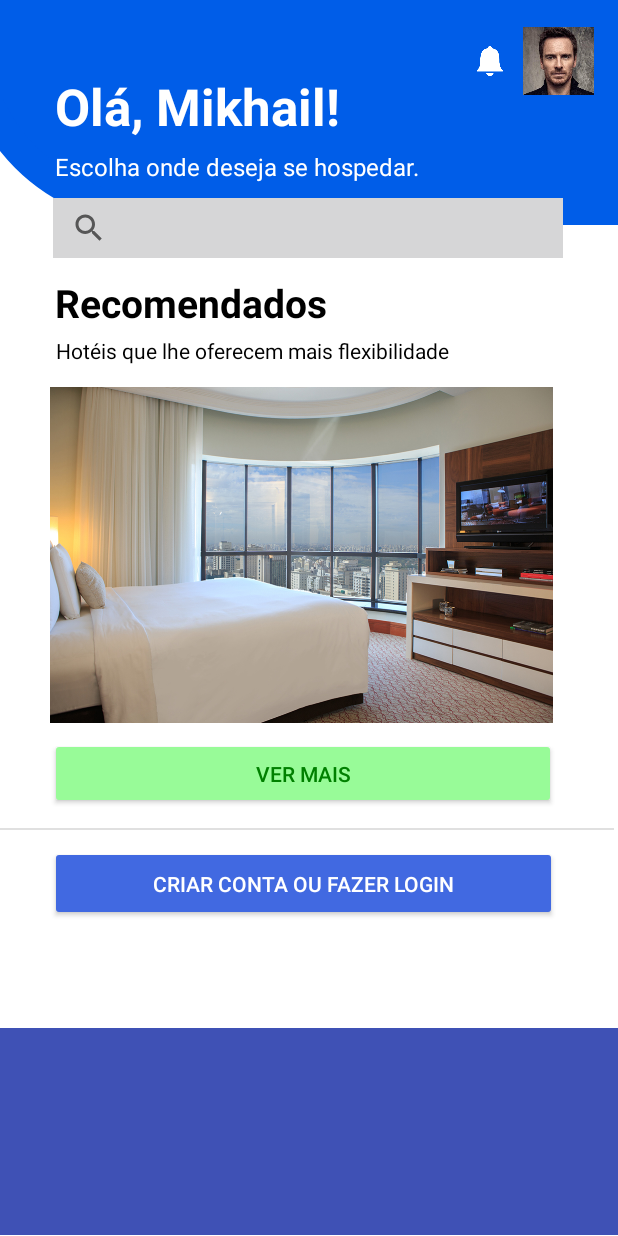
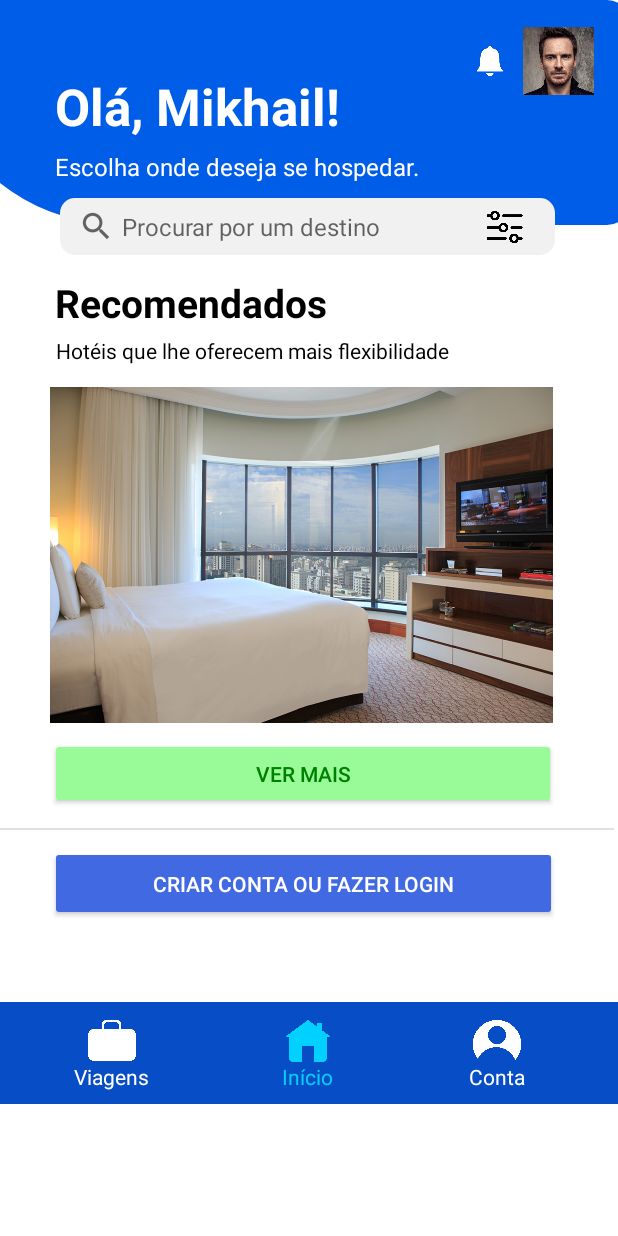
Before and after one commit to LucasBara-dising/ProjetoApp, an Android app: the layout activity_home.xml on its own in the app's theme, with its tools: preview values and no code run, on a phone screen of 412 x 824 dp. Run offline under Robolectric (Android 15) with nearby library versions, the phone set to English and light mode, and no system bars.

Commit message:
Criação da view e classe home.

```diff
--- a/app/src/main/java/com/example/projetoapp/Activity2.java
+++ b/app/src/main/java/com/example/projetoapp/Activity2.java
@@ -2,14 +2,18 @@ package com.example.projetoapp;
 
 import androidx.appcompat.app.AppCompatActivity;
 
+import android.content.Intent;
 import android.os.Bundle;
 import android.text.method.HideReturnsTransformationMethod;
 import android.text.method.PasswordTransformationMethod;
+import android.view.View;
+import android.widget.Button;
 import android.widget.CheckBox;
 import android.widget.CompoundButton;
 import android.widget.EditText;
 
 public class Activity2 extends AppCompatActivity {
+private Button BtnEntrar;
 
     EditText senha;
     CheckBox visibilidadeSenha;
@@ -31,5 +35,16 @@ public class Activity2 extends AppCompatActivity {
                 }
             }
         });
+            BtnEntrar=(Button) findViewById(R.id.BtnEntrar);
+            BtnEntrar.setOnClickListener(new View.OnClickListener() {
+                @Override
+                public void onClick (View v){
+                Home();
+            }
+            });
+        }
+            public void Home() {
+                Intent inicio = new Intent(getApplicationContext(), Home.class);
+                startActivity(inicio);
+            }
     }
-}
--- /dev/null
+++ b/app/src/main/java/com/example/projetoapp/Filtro.java
@@ -0,0 +1,14 @@
+package com.example.projetoapp;
+
+import android.os.Bundle;
+
+import androidx.appcompat.app.AppCompatActivity;
+
+public class Filtro extends AppCompatActivity {
+
+    @Override
+    protected void onCreate(Bundle savedInstanceState) {
+        super.onCreate(savedInstanceState);
+        setContentView(R.layout.activity_home);
+    }
+}
--- a/app/src/main/java/com/example/projetoapp/Home.java
+++ b/app/src/main/java/com/example/projetoapp/Home.java
@@ -1,14 +1,44 @@
 package com.example.projetoapp;
 
+import android.content.Intent;
 import android.os.Bundle;
+import android.view.View;
+import android.widget.Button;
 
 import androidx.appcompat.app.AppCompatActivity;
 
 public class Home extends AppCompatActivity {
+    private Button BtnVerMais;
+    private Button BtnCriarLogin;
 
     @Override
     protected void onCreate(Bundle savedInstanceState) {
         super.onCreate(savedInstanceState);
         setContentView(R.layout.activity_home);
+
+        BtnVerMais = (Button) findViewById(R.id.BtnVerMais);
+        BtnVerMais.setOnClickListener(new View.OnClickListener() {
+            @Override
+            public void onClick(View v) {
+                TelaResultHotel();
+            }
+        });
+
+        BtnCriarLogin = (Button) findViewById(R.id.BtnCriarLogin);
+        BtnCriarLogin.setOnClickListener(new View.OnClickListener() {
+            @Override
+            public void onClick(View v) {
+                Activity2();
+            }
+        });
+    }
+
+    public void TelaResultHotel() {
+        Intent result = new Intent(getApplicationContext(), TelaResultHotel.class);
+        startActivity(result);
+    }
+    public void Activity2() {
+        Intent voltar = new Intent(getApplicationContext(), Activity2.class);
+        startActivity(voltar);
     }
 }
--- a/app/src/main/java/com/example/projetoapp/TelaResultHotel.java
+++ b/app/src/main/java/com/example/projetoapp/TelaResultHotel.java
@@ -10,7 +10,7 @@ import android.widget.ImageButton;
 
 public class TelaResultHotel extends AppCompatActivity {
     private Button btnResultHotel;
-    private Button BtnVoltaParaHome;
+    private ImageButton ImgVoltaParaHome;
     @Override
     protected void onCreate(Bundle savedInstanceState) {
         super.onCreate(savedInstanceState);
@@ -25,17 +25,21 @@ public class TelaResultHotel extends AppCompatActivity {
             }
         });
 
-//        BtnVoltaParaHome= (ImageButton) findViewById(R.id.ImgBtnVoltaHome);
-//        BtnVoltaParaHome.setOnClickListener(new View.OnClickListener() {
-//            @Override
-//            public void onClick(View v) {
-//                TelaHome();
-//            }
-//        });
+        ImgVoltaParaHome= (ImageButton) findViewById(R.id.ImgBtnVoltaHome);
+        ImgVoltaParaHome.setOnClickListener(new View.OnClickListener() {
+           @Override
+           public void onClick(View v) {
+                Home();
+           }
+       });
     }
     public void TelaHotel(){
         Intent reserva = new Intent(getApplicationContext(), TelaHotel.class);
         startActivity(reserva);
     }
+    public void Home(){
+        Intent voltar2 = new Intent(getApplicationContext(), Home.class);
+        startActivity(voltar2);
+    }
 
 }
--- a/app/src/main/res/layout/activity_2.xml
+++ b/app/src/main/res/layout/activity_2.xml
@@ -201,10 +201,10 @@
         app:layout_constraintVertical_bias="0.3" />
 
     <Button
-        android:id="@+id/login"
+        android:id="@+id/BtnEntrar"
         android:layout_width="245dp"
         android:layout_height="70dp"
-        android:enabled="false"
+        android:enabled="true"
         android:text="@string/TxtBtnLogar"
         android:textColor="@color/white"
         app:background="@drawable/borda"
--- /dev/null
+++ b/app/src/main/res/layout/activity_filtro.xml
@@ -0,0 +1,8 @@
+<?xml version="1.0" encoding="utf-8"?>
+<androidx.constraintlayout.widget.ConstraintLayout xmlns:android="http://schemas.android.com/apk/res/android"
+    xmlns:tools="http://schemas.android.com/tools"
+    android:layout_width="match_parent"
+    android:layout_height="match_parent"
+    tools:context=".Filtro">
+
+</androidx.constraintlayout.widget.ConstraintLayout>
--- a/app/src/main/res/layout/activity_home.xml
+++ b/app/src/main/res/layout/activity_home.xml
@@ -4,14 +4,36 @@
     xmlns:tools="http://schemas.android.com/tools"
     android:layout_width="match_parent"
     android:layout_height="match_parent"
-    android:background="#FFFFFF"
-    tools:context=".Home">
+    android:background="#FFFFFF">
+
+    <View
+        android:id="@+id/view"
+        android:layout_width="452dp"
+        android:layout_height="68dp"
+        android:layout_marginTop="28dp"
+        android:background="#074DC5"
+        app:layout_constraintHorizontal_bias="0.0"
+        app:layout_constraintLeft_toLeftOf="parent"
+        app:layout_constraintRight_toRightOf="parent"
+        app:layout_constraintTop_toBottomOf="@+id/imageView9" />
+
+    <ImageView
+        android:id="@+id/imageView9"
+        android:layout_width="335dp"
+        android:layout_height="540dp"
+        android:layout_marginTop="100dp"
+        app:layout_constraintHorizontal_bias="0.434"
+        app:layout_constraintLeft_toLeftOf="parent"
+        app:layout_constraintRight_toRightOf="parent"
+        app:layout_constraintTop_toTopOf="parent"
+        app:srcCompat="@drawable/hotel_renaissance_sao_paulo_1" />
 
     <View
         android:id="@+id/myRectangleView2"
         android:layout_width="469dp"
         android:layout_height="150dp"
         android:background="@drawable/retangulo"
+        app:layout_constraintHorizontal_bias="0.879"
         app:layout_constraintLeft_toLeftOf="parent"
         app:layout_constraintRight_toRightOf="parent"
         app:layout_constraintTop_toTopOf="parent" />
@@ -43,24 +65,8 @@
         app:layout_constraintRight_toRightOf="parent"
         app:layout_constraintTop_toTopOf="parent" />
 
-    <SearchView
-        android:id="@+id/BoxPesquisa"
-        android:layout_width="340dp"
-        android:layout_height="40dp"
-        android:layout_marginTop="132dp"
-        android:textColor="@color/black"
-        android:autofillHints="@string/TxtBarraPesquisa"
-        android:background="@drawable/borda"
-        android:hint="@string/TxtBarraPesquisa"
-        app:layout_constraintHorizontal_bias="0.493"
-        app:layout_constraintLeft_toLeftOf="parent"
-        app:layout_constraintRight_toRightOf="parent"
-        app:layout_constraintTop_toTopOf="parent">
-
-    </SearchView>
-
     <Button
-        android:id="@+id/button2"
+        android:id="@+id/BtnCriarLogin"
         android:layout_width="338dp"
         android:layout_height="50dp"
         android:layout_marginTop="564dp"
@@ -111,7 +117,7 @@
         app:layout_constraintTop_toTopOf="parent" />
 
     <Button
-        android:id="@+id/button4"
+        android:id="@+id/BtnVerMais"
         android:layout_width="337dp"
         android:layout_height="47dp"
         android:layout_marginTop="492dp"
@@ -122,27 +128,6 @@
         app:layout_constraintLeft_toLeftOf="parent"
         app:layout_constraintRight_toRightOf="parent"
         app:layout_constraintTop_toTopOf="parent" />
-
-    <View
-        android:id="@+id/view2"
-        android:layout_width="412dp"
-        android:layout_height="138dp"
-        android:layout_marginTop="685dp"
-        android:background="#3F51B5"
-        app:layout_constraintLeft_toLeftOf="parent"
-        app:layout_constraintRight_toRightOf="parent"
-        app:layout_constraintTop_toTopOf="parent" />
-
-    <ImageView
-        android:id="@+id/imageView9"
-        android:layout_width="335dp"
-        android:layout_height="540dp"
-        android:layout_marginTop="100dp"
-        app:layout_constraintHorizontal_bias="0.434"
-        app:layout_constraintLeft_toLeftOf="parent"
-        app:layout_constraintRight_toRightOf="parent"
-        app:layout_constraintTop_toTopOf="parent"
-        app:srcCompat="@drawable/hotel_renaissance_sao_paulo_1" />
 
     <ImageView
         android:id="@+id/imageView11"
@@ -166,4 +151,112 @@
         app:layout_constraintTop_toTopOf="parent"
         app:srcCompat="@drawable/sino" />
 
+    <ImageView
+        android:id="@+id/imageView13"
+        android:layout_width="36dp"
+        android:layout_height="36dp"
+        android:layout_marginTop="676dp"
+        android:clickable="true"
+        app:layout_constraintHorizontal_bias="0.498"
+        app:layout_constraintLeft_toLeftOf="parent"
+        app:layout_constraintRight_toRightOf="parent"
+        app:layout_constraintTop_toTopOf="parent"
+        app:srcCompat="@drawable/home_icon" />
+
+    <ImageView
+        android:id="@+id/imageView14"
+        android:layout_width="53dp"
+        android:layout_height="45dp"
+        android:layout_marginTop="680dp"
+        android:clickable="true"
+        app:layout_constraintHorizontal_bias="0.849"
+        app:layout_constraintLeft_toLeftOf="parent"
+        app:layout_constraintRight_toRightOf="parent"
+        app:layout_constraintTop_toTopOf="parent"
+        app:srcCompat="@drawable/conta_icon" />
+
+    <ImageView
+        android:id="@+id/imageView15"
+        android:layout_width="33dp"
+        android:layout_height="27dp"
+        android:layout_marginTop="680dp"
+        android:clickable="true"
+        app:layout_constraintHorizontal_bias="0.153"
+        app:layout_constraintLeft_toLeftOf="parent"
+        app:layout_constraintRight_toRightOf="parent"
+        app:layout_constraintTop_toTopOf="parent"
+        app:srcCompat="@drawable/viagens_icon" />
+
+    <TextView
+        android:id="@+id/textView4"
+        android:layout_width="wrap_content"
+        android:layout_height="wrap_content"
+        android:layout_marginTop="708dp"
+        android:text="@string/TxtViagens"
+        android:textColor="#FFFFFF"
+        app:layout_constraintHorizontal_bias="0.136"
+        app:layout_constraintLeft_toLeftOf="parent"
+        app:layout_constraintRight_toRightOf="parent"
+        app:layout_constraintTop_toTopOf="parent" />
+
+    <TextView
+        android:id="@+id/textView15"
+        android:layout_width="wrap_content"
+        android:layout_height="wrap_content"
+        android:layout_marginTop="708dp"
+        android:text="@string/TxtHome"
+        android:textColor="#00D1FF"
+        app:layout_constraintHorizontal_bias="0.498"
+        app:layout_constraintLeft_toLeftOf="parent"
+        app:layout_constraintRight_toRightOf="parent"
+        app:layout_constraintTop_toTopOf="parent" />
+
+    <TextView
+        android:id="@+id/textView16"
+        android:layout_width="wrap_content"
+        android:layout_height="wrap_content"
+        android:layout_marginTop="708dp"
+        android:text="@string/TxtConta"
+        android:textColor="#FFFFFF"
+        app:layout_constraintHorizontal_bias="0.834"
+        app:layout_constraintLeft_toLeftOf="parent"
+        app:layout_constraintRight_toRightOf="parent"
+        app:layout_constraintTop_toTopOf="parent" />
+
+    <EditText
+        android:id="@+id/editTextTextPersonName4"
+        android:layout_width="330dp"
+        android:layout_height="38dp"
+        android:layout_gravity="center"
+        android:layout_marginTop="132dp"
+        android:layout_marginHorizontal="30dp"
+        android:autofillHints="@string/TxtProcurar"
+        android:background="@drawable/borda1"
+        android:backgroundTint="#F1F1F1"
+        android:paddingStart="12dp"
+        android:paddingEnd="8dp"
+        android:drawableStart="?android:attr/actionModeWebSearchDrawable"
+        android:drawablePadding="5dp"
+        android:hint="@string/TxtProcurar"
+        android:inputType="textPersonName"
+        android:maxWidth="300dp"
+        android:text=""
+        android:textSize="16sp"
+        app:layout_constraintHorizontal_bias="0.469"
+        app:layout_constraintLeft_toLeftOf="parent"
+        app:layout_constraintRight_toRightOf="parent"
+        app:layout_constraintTop_toTopOf="parent" />
+
+    <ImageView
+        android:id="@+id/imageView16"
+        android:layout_width="26dp"
+        android:layout_height="24dp"
+        android:layout_marginTop="139dp"
+        android:clickable="true"
+        app:layout_constraintHorizontal_bias="0.838"
+        app:layout_constraintLeft_toLeftOf="parent"
+        app:layout_constraintRight_toRightOf="parent"
+        app:layout_constraintTop_toTopOf="parent"
+        app:srcCompat="@drawable/ajustamento" />
+
 </androidx.constraintlayout.widget.ConstraintLayout>
--- a/app/src/main/res/values/strings.xml
+++ b/app/src/main/res/values/strings.xml
@@ -27,6 +27,10 @@
     <string name="TxtLegendaRecomendados">Hotéis que lhe oferecem mais flexibilidade</string>
     <string name="TxtVerMais">Ver Mais</string>
     <string name="TxtContaOuLogin">Criar conta ou fazer login</string>
+    <string name="TxtViagens">Viagens</string>
+    <string name="TxtHome">Início</string>
+    <string name="TxtConta">Conta</string>
+    <string name="TxtProcurar">Procurar por um destino</string>
 
     <!-- String tela Info Hotel-->
     <string name="TxtNomeHotel">Hotel Dois Rios</string>
```
Also changed, not shown: app/src/main/AndroidManifest.xml (+4 -3 lines), app/src/main/res/drawable/conta_icon.png (added), app/src/main/res/drawable/contaativo_icon.png (added), app/src/main/res/drawable/home_icon.png (added), app/src/main/res/drawable/homeinativo_icon.png (added), app/src/main/res/drawable/viagens_icon.png (added), app/src/main/res/drawable/viagensativo_icon.png (added).
